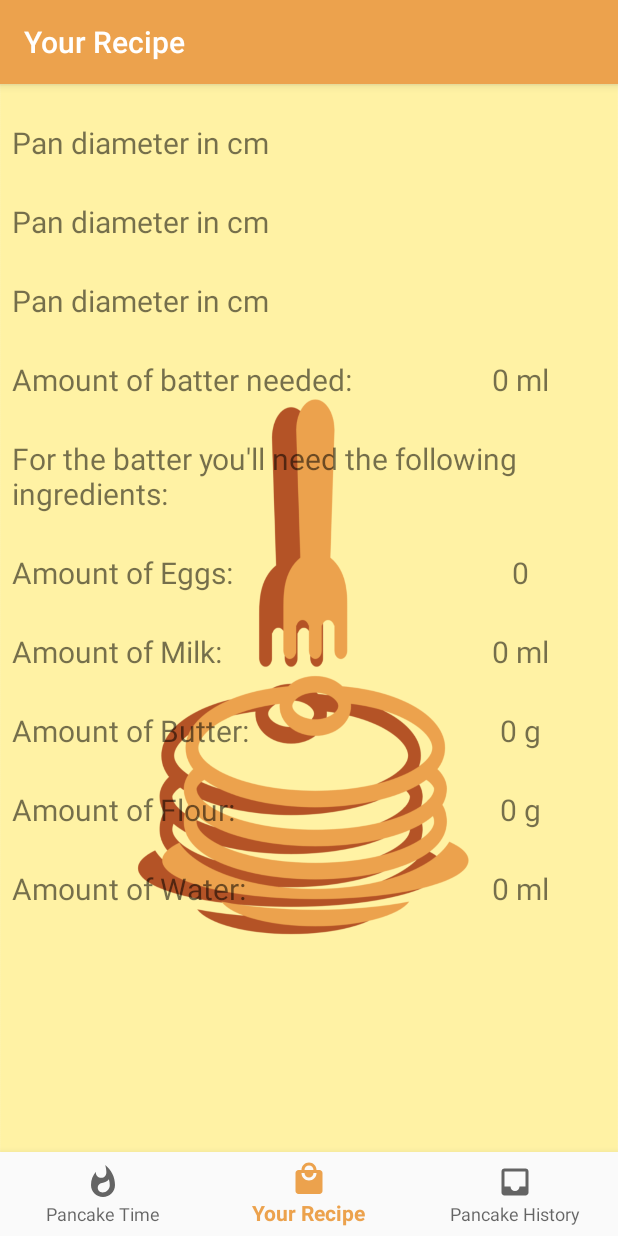
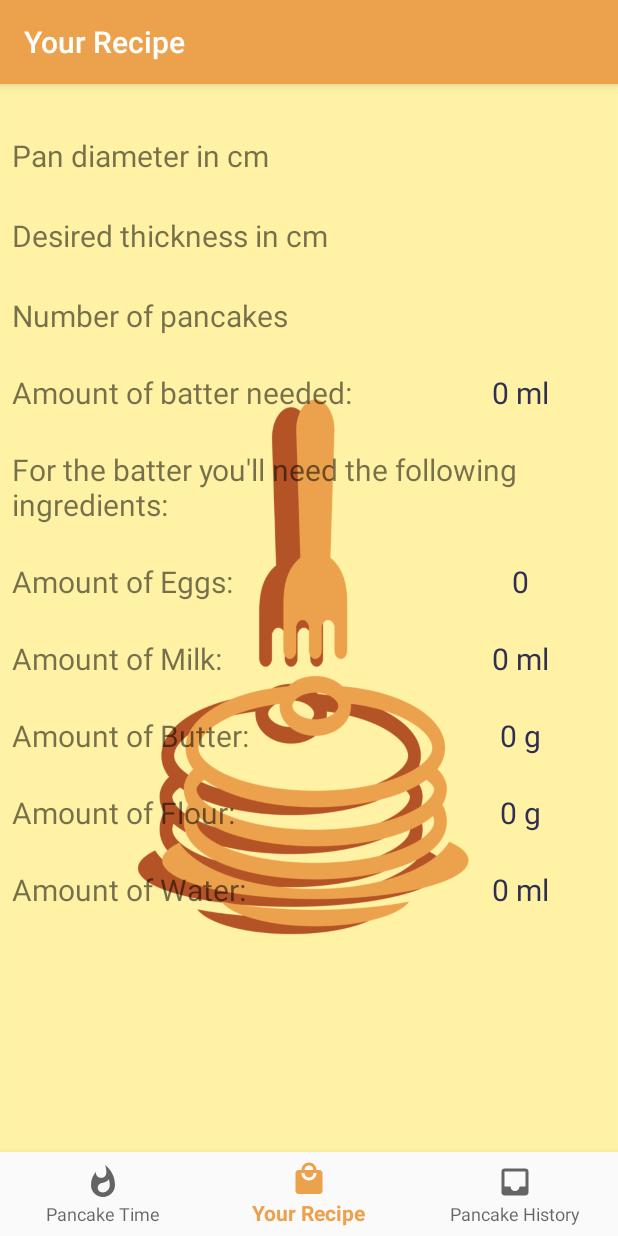
Before and after one commit to theothies/Perfect-Pancakes, an Android app: the DashboardFragment screen opened through its navigation route, on a phone screen of 412 x 824 dp. Run offline under Robolectric (Android 15) with nearby library versions, the phone set to English and light mode, and no system bars; our stand-ins replace Room's generated code, navigation-ui.

Commit message:
textColor, margins in 8er faktor

```diff
--- a/app/src/main/res/layout/fragment_dashboard.xml
+++ b/app/src/main/res/layout/fragment_dashboard.xml
@@ -16,7 +16,7 @@
             android:layout_width="match_parent"
             android:layout_height="wrap_content"
             android:orientation="horizontal"
-            android:layout_marginTop="15dp">
+            android:layout_marginTop="24dp">
 
             <TextView
                 android:id="@+id/text_diameter_description"
@@ -47,7 +47,7 @@
             android:layout_width="match_parent"
             android:layout_height="wrap_content"
             android:orientation="horizontal"
-            android:layout_marginTop="15dp">
+            android:layout_marginTop="16dp">
 
             <TextView
                 android:id="@+id/text_thicc_description"
@@ -59,7 +59,7 @@
                 android:layout_marginEnd="8dp"
                 android:textAlignment="textStart"
                 android:textSize="20sp"
-                android:text="@string/input_diameter_description"
+                android:text="@string/input_thiccness_description"
                 android:gravity="start" />
 
             <TextView
@@ -71,14 +71,15 @@
                 android:layout_marginTop="10dp"
                 android:layout_marginEnd="8dp"
                 android:textAlignment="center"
-                android:textSize="20sp"/>
+                android:textSize="20sp"
+                android:textColor="@color/colorAccent"/>
         </LinearLayout>
 
         <LinearLayout
             android:layout_width="match_parent"
             android:layout_height="wrap_content"
             android:orientation="horizontal"
-            android:layout_marginTop="15dp">
+            android:layout_marginTop="16dp">
 
             <TextView
                 android:id="@+id/text_amount_description"
@@ -90,7 +91,7 @@
                 android:layout_marginEnd="8dp"
                 android:textAlignment="textStart"
                 android:textSize="20sp"
-                android:text="@string/input_diameter_description"
+                android:text="@string/input_amount_description"
                 android:gravity="start" />
 
             <TextView
@@ -102,14 +103,15 @@
                 android:layout_marginTop="10dp"
                 android:layout_marginEnd="8dp"
                 android:textAlignment="center"
-                android:textSize="20sp"/>
+                android:textSize="20sp"
+                android:textColor="@color/colorAccent"/>
         </LinearLayout>
 
         <LinearLayout
         android:layout_width="match_parent"
         android:layout_height="wrap_content"
         android:orientation="horizontal"
-        android:layout_marginTop="15dp">
+        android:layout_marginTop="16dp">
 
         <TextView
             android:id="@+id/text_batter_description"
@@ -117,7 +119,7 @@
             android:layout_width="0dp"
             android:layout_height="wrap_content"
             android:layout_marginStart="8dp"
-            android:layout_marginTop="10dp"
+            android:layout_marginTop="8dp"
             android:layout_marginEnd="8dp"
             android:textAlignment="textStart"
             android:textSize="20sp"
@@ -129,19 +131,20 @@
                 android:layout_width="0dp"
                 android:layout_height="wrap_content"
                 android:layout_marginStart="8dp"
-                android:layout_marginTop="10dp"
+                android:layout_marginTop="8dp"
                 android:layout_marginEnd="8dp"
                 android:layout_weight="0.3"
                 android:text="@string/result_starting_ml"
                 android:textAlignment="center"
-                android:textSize="20sp" />
+                android:textSize="20sp"
+                android:textColor="@color/colorAccent"/>
         </LinearLayout>
 
         <LinearLayout
             android:layout_width="match_parent"
             android:layout_height="wrap_content"
             android:orientation="horizontal"
-            android:layout_marginTop="15dp"
+            android:layout_marginTop="16dp"
             >
 
             <TextView
@@ -150,12 +153,12 @@
                 android:layout_width="0dp"
                 android:layout_height="wrap_content"
                 android:layout_marginStart="8dp"
-                android:layout_marginTop="10dp"
+                android:layout_marginTop="8dp"
                 android:layout_marginEnd="8dp"
                 android:textAlignment="textStart"
                 android:textSize="20sp"
                 android:text="@string/result_batter_ingredients"
-                android:gravity="start" />
+                android:gravity="start"/>
 
         </LinearLayout>
 
@@ -163,7 +166,7 @@
             android:layout_width="match_parent"
             android:layout_height="wrap_content"
             android:orientation="horizontal"
-            android:layout_marginTop="15dp"
+            android:layout_marginTop="16dp"
             >
 
             <TextView
@@ -172,7 +175,7 @@
                 android:layout_width="0dp"
                 android:layout_height="wrap_content"
                 android:layout_marginStart="8dp"
-                android:layout_marginTop="10dp"
+                android:layout_marginTop="8dp"
                 android:layout_marginEnd="8dp"
                 android:textAlignment="textStart"
                 android:textSize="20sp"
@@ -184,19 +187,20 @@
                 android:layout_width="0dp"
                 android:layout_height="wrap_content"
                 android:layout_marginStart="8dp"
-                android:layout_marginTop="10dp"
+                android:layout_marginTop="8dp"
                 android:layout_marginEnd="8dp"
                 android:layout_weight="0.3"
                 android:text="@string/result_starting_null"
                 android:textAlignment="center"
-                android:textSize="20sp" />
+                android:textSize="20sp"
+                android:textColor="@color/colorAccent"/>
         </LinearLayout>
 
         <LinearLayout
             android:layout_width="match_parent"
             android:layout_height="wrap_content"
             android:orientation="horizontal"
-            android:layout_marginTop="15dp"
+            android:layout_marginTop="16dp"
             >
 
             <TextView
@@ -205,7 +209,7 @@
                 android:layout_width="0dp"
                 android:layout_height="wrap_content"
                 android:layout_marginStart="8dp"
-                android:layout_marginTop="10dp"
+                android:layout_marginTop="8dp"
                 android:layout_marginEnd="8dp"
                 android:textAlignment="textStart"
                 android:textSize="20sp"
@@ -217,19 +221,20 @@
                 android:layout_width="0dp"
                 android:layout_height="wrap_content"
                 android:layout_marginStart="8dp"
-                android:layout_marginTop="10dp"
+                android:layout_marginTop="8dp"
                 android:layout_marginEnd="8dp"
                 android:layout_weight="0.3"
                 android:text="@string/result_starting_ml"
                 android:textAlignment="center"
-                android:textSize="20sp" />
+                android:textSize="20sp"
+                android:textColor="@color/colorAccent"/>
         </LinearLayout>
 
         <LinearLayout
             android:layout_width="match_parent"
             android:layout_height="wrap_content"
             android:orientation="horizontal"
-            android:layout_marginTop="15dp"
+            android:layout_marginTop="16dp"
             >
 
             <TextView
@@ -238,7 +243,7 @@
                 android:layout_width="0dp"
                 android:layout_height="wrap_content"
                 android:layout_marginStart="8dp"
-                android:layout_marginTop="10dp"
+                android:layout_marginTop="8dp"
                 android:layout_marginEnd="8dp"
                 android:textAlignment="textStart"
                 android:textSize="20sp"
@@ -250,19 +255,20 @@
                 android:layout_width="0dp"
                 android:layout_height="wrap_content"
                 android:layout_marginStart="8dp"
-                android:layout_marginTop="10dp"
+                android:layout_marginTop="8dp"
                 android:layout_marginEnd="8dp"
                 android:layout_weight="0.3"
                 android:text="@string/result_starting_g"
                 android:textAlignment="center"
-                android:textSize="20sp" />
+                android:textSize="20sp"
+                android:textColor="@color/colorAccent"/>
         </LinearLayout>
 
         <LinearLayout
             android:layout_width="match_parent"
             android:layout_height="wrap_content"
             android:orientation="horizontal"
-            android:layout_marginTop="15dp"
+            android:layout_marginTop="16dp"
             >
 
             <TextView
@@ -271,7 +277,7 @@
                 android:layout_width="0dp"
                 android:layout_height="wrap_content"
                 android:layout_marginStart="8dp"
-                android:layout_marginTop="10dp"
+                android:layout_marginTop="8dp"
                 android:layout_marginEnd="8dp"
                 android:textAlignment="textStart"
                 android:textSize="20sp"
@@ -283,19 +289,20 @@
                 android:layout_width="0dp"
                 android:layout_height="wrap_content"
                 android:layout_marginStart="8dp"
-                android:layout_marginTop="10dp"
+                android:layout_marginTop="8dp"
                 android:layout_marginEnd="8dp"
                 android:layout_weight="0.3"
                 android:text="@string/result_starting_g"
                 android:textAlignment="center"
-                android:textSize="20sp" />
+                android:textSize="20sp"
+                android:textColor="@color/colorAccent"/>
         </LinearLayout>
 
         <LinearLayout
             android:layout_width="match_parent"
             android:layout_height="wrap_content"
             android:orientation="horizontal"
-            android:layout_marginTop="15dp"
+            android:layout_marginTop="16dp"
             >
 
             <TextView
@@ -304,7 +311,7 @@
                 android:layout_width="0dp"
                 android:layout_height="wrap_content"
                 android:layout_marginStart="8dp"
-                android:layout_marginTop="10dp"
+                android:layout_marginTop="8dp"
                 android:layout_marginEnd="8dp"
                 android:textAlignment="textStart"
                 android:textSize="20sp"
@@ -316,12 +323,13 @@
                 android:layout_width="0dp"
                 android:layout_height="wrap_content"
                 android:layout_marginStart="8dp"
-                android:layout_marginTop="10dp"
+                android:layout_marginTop="8dp"
                 android:layout_marginEnd="8dp"
                 android:layout_weight="0.3"
                 android:text="@string/result_starting_ml"
                 android:textAlignment="center"
-                android:textSize="20sp" />
+                android:textSize="20sp"
+                android:textColor="@color/colorAccent"/>
         </LinearLayout>
     </LinearLayout>
 </androidx.constraintlayout.widget.ConstraintLayout>
```
